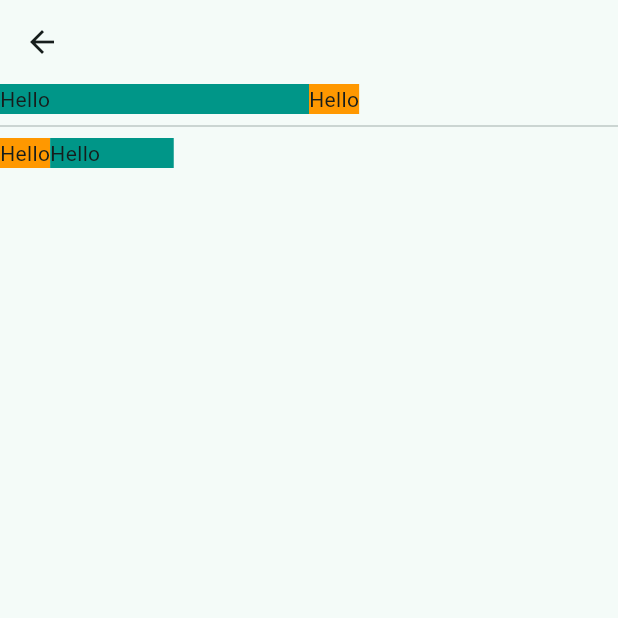
After one commit to Masoma2023/Flutter_app, a Flutter app: the ExpandedFlexiblePage screen opened directly, on a phone screen of 412 x 824 dp, the top half of it. The commit adds this screen. Run offline on Flutter 3.47's test engine with Material 3 defaults, Android fonts, the phone set to English and light mode, and no system bars; our stand-ins replace lottie, shared_preferences; accounts and stored records are empty; network calls fail.

Commit message:
adding animation

```diff
--- /dev/null
+++ b/lib/views/pages/expanded_flexible_page.dart
@@ -0,0 +1,54 @@
+import 'package:flutter/material.dart';
+class ExpandedFlexiblePage extends StatelessWidget {
+  const ExpandedFlexiblePage({super.key});
+
+  @override
+  Widget build(BuildContext context) {
+    return Scaffold(
+      appBar: AppBar(),
+      body: Column(
+        children: [
+          Row(
+            children: [
+              Expanded(
+                child: Container(
+                color: Colors.teal,
+                height: 20.0,
+                child: Text('Hello'),
+                ),
+                ),
+                Flexible(
+                child: Container(
+                  color: Colors.orange,
+                  height: 20.0,
+                  child: Text('Hello'),
+                ),
+              ),
+            ],
+          ),
+          Divider(),
+           Row(
+            children: [
+              Flexible(
+                flex: 4,
+                child: Container(
+                  color: Colors.orange,
+                  height: 20.0,
+                  child: Text('Hello'),
+                ),
+              ),
+              Expanded(
+                child: Container(
+                  color: Colors.teal,
+                  height: 20.0,
+                  child: Text('Hello'),
+                ),
+              ),
+
+            ],
+          )
+        ],
+      ),
+    );
+  }
+}
--- a/lib/views/pages/profile_page.dart
+++ b/lib/views/pages/profile_page.dart
@@ -9,6 +9,10 @@ class ProfilePage extends StatelessWidget {
     return Padding(padding: EdgeInsets.all(20.0),
     child: Column(
       children: [
+        CircleAvatar(
+          radius: 50.0,
+          backgroundImage: AssetImage('assets/image/bg.jpg'),
+        ),
         ListTile(
           title: Text('Logout'),
           onTap: () {
--- a/lib/views/pages/welcome_page.dart
+++ b/lib/views/pages/welcome_page.dart
@@ -1,6 +1,6 @@
 import 'package:flutter/material.dart';
 import 'package:flutter_project/views/pages/login_page.dart';
-import 'package:flutter_project/views/pages/onboarding.dart';
+
 
 import 'package:lottie/lottie.dart';
 
@@ -43,11 +43,11 @@ class WelcomePage extends StatelessWidget {
                 SizedBox(height: 20.0),
                 TextButton(
                   onPressed: (){
-                  Navigator.pushReplacement(
+                  Navigator.push(
                       context,
                       MaterialPageRoute(
                         builder: (context) {
-                          return OnboardingPage();
+                          return LoginPage(title: 'Login');
                         },
 
                       ),
```
Also changed, not shown: lib/data/class/activity_calss.dart (added, +55 -0 lines), lib/data/constants.dart (+8 -0 lines), lib/main.dart (+5 -3 lines), lib/views/pages/course_page.dart (added, +114 -0 lines), lib/views/pages/home_page.dart (+28 -22 lines), lib/views/pages/login_page.dart (+6 -1 lines), lib/views/pages/settings_page.dart (+13 -2 lines), lib/views/widgets/container_widget.dart (added, +36 -0 lines), lib/views/widgets/hero_widget.dart (+19 -7 lines), pubspec.yaml (+28 -5 lines), pubspec.lock, 9 other files.
